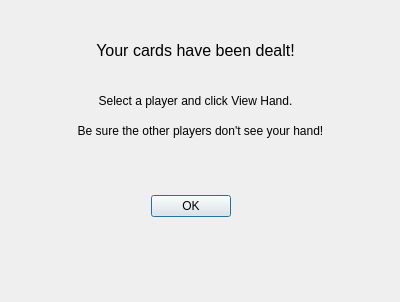
Above: view/cardsdealt.ui from jaydeelew/poker_game_gui before the change. Below: the same form after it.
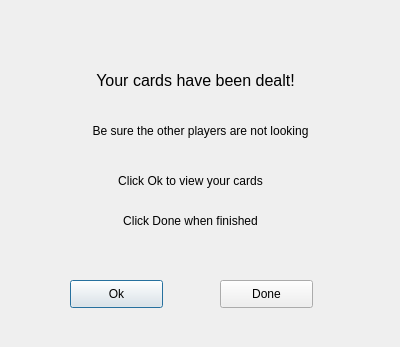
That is the form after the change.

Commit message: added various dialogs

```diff
--- a/view/cardsdealt.ui
+++ b/view/cardsdealt.ui
@@ -7,33 +7,17 @@
     <x>0</x>
     <y>0</y>
     <width>400</width>
-    <height>302</height>
+    <height>347</height>
    </rect>
   </property>
   <property name="windowTitle">
    <string>Dialog</string>
   </property>
-  <widget class="QDialogButtonBox" name="buttonBox">
-   <property name="geometry">
-    <rect>
-     <x>140</x>
-     <y>190</y>
-     <width>91</width>
-     <height>32</height>
-    </rect>
-   </property>
-   <property name="orientation">
-    <enum>Qt::Horizontal</enum>
-   </property>
-   <property name="standardButtons">
-    <set>QDialogButtonBox::Ok</set>
-   </property>
-  </widget>
   <widget class="QLabel" name="label">
    <property name="geometry">
     <rect>
      <x>60</x>
-     <y>40</y>
+     <y>70</y>
      <width>271</width>
      <height>21</height>
     </rect>
@@ -50,30 +34,30 @@
     <set>Qt::AlignCenter</set>
    </property>
   </widget>
-  <widget class="QLabel" name="label_2">
-   <property name="geometry">
-    <rect>
-     <x>60</x>
-     <y>90</y>
-     <width>271</width>
-     <height>21</height>
-    </rect>
-   </property>
-   <property name="font">
-    <font>
-     <pointsize>9</pointsize>
-    </font>
-   </property>
-   <property name="text">
-    <string>Select a player and click View Hand.</string>
-   </property>
-   <property name="alignment">
-    <set>Qt::AlignCenter</set>
-   </property>
-  </widget>
   <widget class="QLabel" name="label_3">
    <property name="geometry">
     <rect>
+     <x>30</x>
+     <y>170</y>
+     <width>321</width>
+     <height>21</height>
+    </rect>
+   </property>
+   <property name="font">
+    <font>
+     <pointsize>9</pointsize>
+    </font>
+   </property>
+   <property name="text">
+    <string>Click Ok to view your cards</string>
+   </property>
+   <property name="alignment">
+    <set>Qt::AlignCenter</set>
+   </property>
+  </widget>
+  <widget class="QLabel" name="label_4">
+   <property name="geometry">
+    <rect>
      <x>40</x>
      <y>120</y>
      <width>321</width>
@@ -86,7 +70,75 @@
     </font>
    </property>
    <property name="text">
-    <string>Be sure the other players don't see your hand!</string>
+    <string>Be sure the other players are not looking</string>
+   </property>
+   <property name="alignment">
+    <set>Qt::AlignCenter</set>
+   </property>
+  </widget>
+  <widget class="QLabel" name="labelPlayer">
+   <property name="geometry">
+    <rect>
+     <x>70</x>
+     <y>10</y>
+     <width>251</width>
+     <height>41</height>
+    </rect>
+   </property>
+   <property name="font">
+    <font>
+     <pointsize>16</pointsize>
+    </font>
+   </property>
+   <property name="text">
+    <string/>
+   </property>
+   <property name="alignment">
+    <set>Qt::AlignCenter</set>
+   </property>
+  </widget>
+  <widget class="QPushButton" name="pushButtonShowCards">
+   <property name="geometry">
+    <rect>
+     <x>70</x>
+     <y>280</y>
+     <width>93</width>
+     <height>28</height>
+    </rect>
+   </property>
+   <property name="text">
+    <string>Ok</string>
+   </property>
+  </widget>
+  <widget class="QPushButton" name="pushButtonDone">
+   <property name="geometry">
+    <rect>
+     <x>220</x>
+     <y>280</y>
+     <width>93</width>
+     <height>28</height>
+    </rect>
+   </property>
+   <property name="text">
+    <string>Done</string>
+   </property>
+  </widget>
+  <widget class="QLabel" name="label_5">
+   <property name="geometry">
+    <rect>
+     <x>30</x>
+     <y>210</y>
+     <width>321</width>
+     <height>21</height>
+    </rect>
+   </property>
+   <property name="font">
+    <font>
+     <pointsize>9</pointsize>
+    </font>
+   </property>
+   <property name="text">
+    <string>Click Done when finished</string>
    </property>
    <property name="alignment">
     <set>Qt::AlignCenter</set>
```
Left out of the diff: 35 changed lines with no effect on the pictures. The commit also changes 9 other files.
